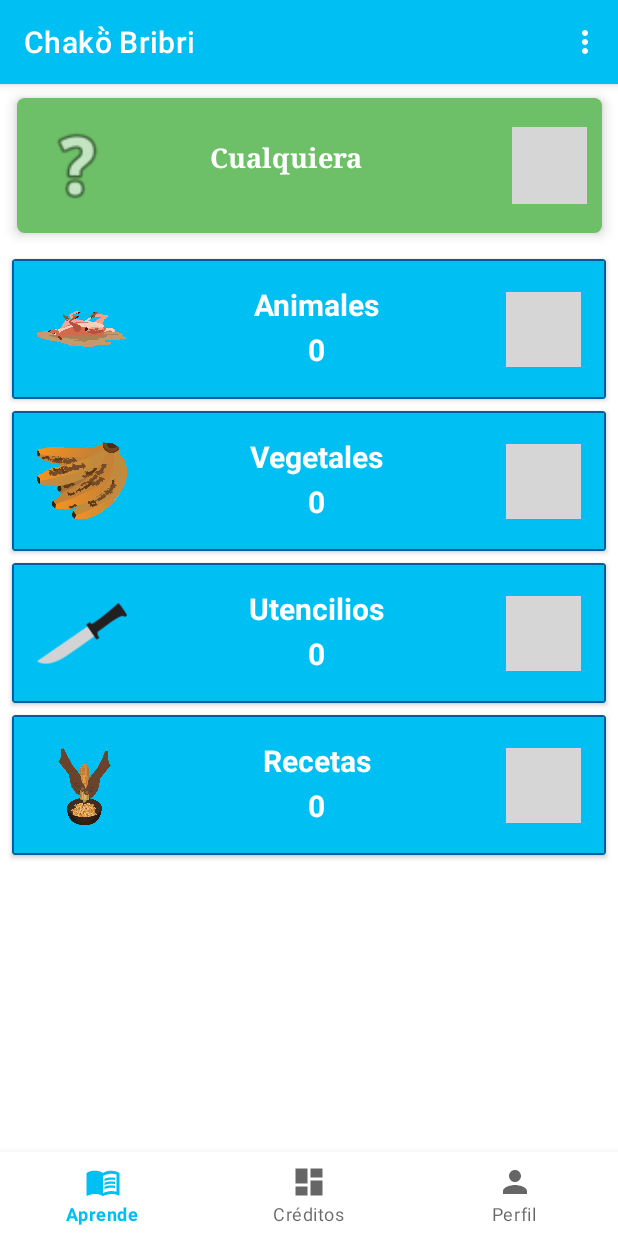
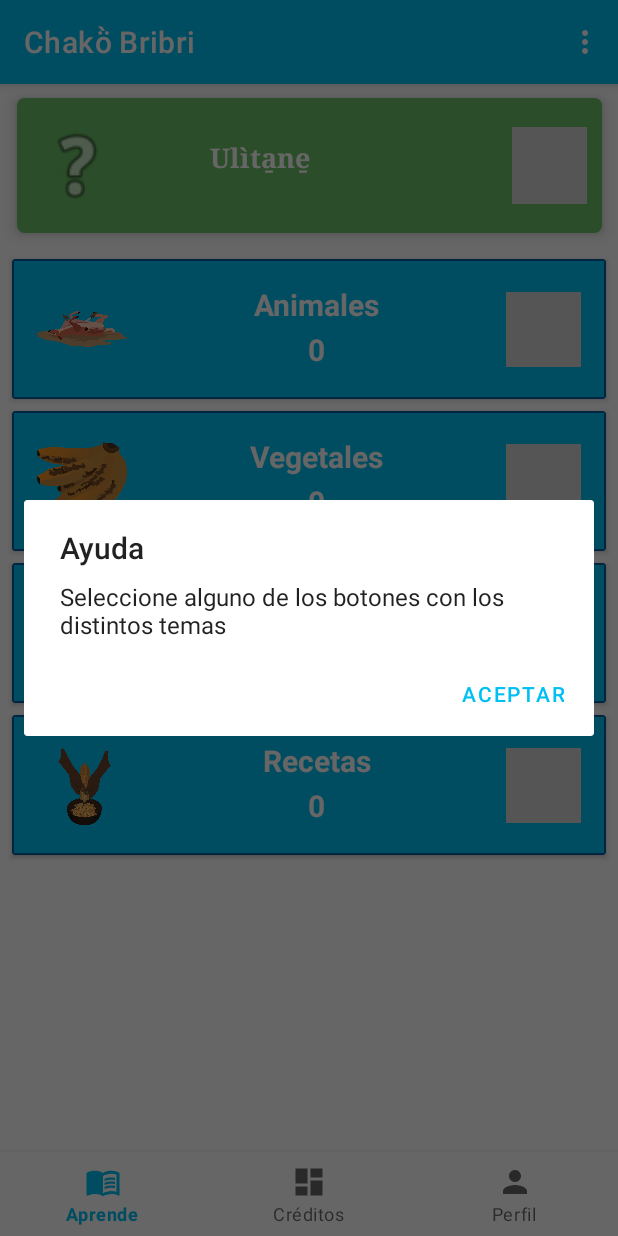
Before and after one commit to isabelafrr06/bribriUCR, an Android app: the screen it shows after launch (MainActivity), in the options menu, after a tap on "Ayuda", on a phone screen of 412 x 824 dp. Run offline under Robolectric (Android 15) with nearby library versions, the phone set to English and light mode, and no system bars.

Commit message:
Comments, warnings fixed

```diff
--- a/app/src/main/java/com/example/bribriucr/MainActivity.kt
+++ b/app/src/main/java/com/example/bribriucr/MainActivity.kt
@@ -5,7 +5,6 @@ import android.content.Intent
 import android.content.res.Configuration
 import android.database.sqlite.SQLiteDatabase
 import android.os.Bundle
-import android.util.Log
 import android.view.Menu
 import android.view.MenuItem
 import androidx.appcompat.app.AlertDialog
@@ -20,12 +19,19 @@ import com.example.bribriucr.ui.home.HomeModel
 import com.example.bribriucr.ui.profile.FragmentProfile
 import com.google.android.material.bottomnavigation.BottomNavigationView
 import java.util.Locale
-
+/**
+ * The main activity class for the application. This class handles the overall application flow,
+ * navigation, and fragment management.
+ */
 class MainActivity : AppCompatActivity() {
 
     // Binding for accessing views in the layout
     private lateinit var binding: ActivityMainBinding
-
+    /**
+     * onCreate function is called when the activity is first created.
+     *
+     * @param savedInstanceState Bundle containing the data of the previous instance (if any).
+     */
     override fun onCreate(savedInstanceState: Bundle?) {
         super.onCreate(savedInstanceState)
         val dbHelper = DbHelper(this)
@@ -43,20 +49,22 @@ class MainActivity : AppCompatActivity() {
         // ---- Navigation setup ----
         val navView: BottomNavigationView = binding.navView
         navView.post {
-            navView.setOnItemSelectedListener { it ->
+            navView.setOnItemSelectedListener {
                 when (it.itemId) {
                     R.id.navigation_home -> replaceFragment(HomeFragment(homeModel, this))
                     R.id.navigation_profile -> replaceFragment(FragmentProfile(dbHelper))
                     R.id.navigation_dashboard -> replaceFragment(DashboardFragment(dbHelper))
                     else -> {
-                        // Handle other navigation items (optional)
+                        // Handle other navigation items
                     }
                 }
                 true
             }
         }
     }
-
+    /**
+     * Function to display a dialog for language selection and update the application locale.
+     */
     private fun changeLanguage() {
         val listLang = arrayOf("Español", "Bribri")
         val mBuilder = AlertDialog.Builder(this)
@@ -77,11 +85,15 @@ class MainActivity : AppCompatActivity() {
         val mDialog = mBuilder.create()
         mDialog.show()
     }
-
+    /**
+     * Function to set the application locale based on the provided language code.
+     *
+     * @param lang The language code (e.g., "es" for Spanish).
+     */
     private fun setLocale(lang: String) {
         val locale = Locale(lang)
         Locale.setDefault(locale)
-        Log.d("MainActivity", "Locale changed to: $locale")
+        // Log.d("MainActivity", "Locale changed to: $locale")
         val config = Configuration()
         config.setLocale(locale)
         baseContext.resources.updateConfiguration(config, baseContext.resources.displayMetrics)
@@ -94,7 +106,11 @@ class MainActivity : AppCompatActivity() {
         finish()  // Finish the current activity
         startActivity(intent)  // Start a new instance of MainActivity
     }
-
+    /**
+     * Function to replace the fragment container with a new fragment.
+     *
+     * @param fragment The fragment to be displayed.
+     */
     private fun replaceFragment(fragment: Fragment) {
         val fragmentManager = supportFragmentManager
         val fragmentTransaction = fragmentManager.beginTransaction()
@@ -114,8 +130,33 @@ class MainActivity : AppCompatActivity() {
                 changeLanguage()
                 return true
             }
+            R.id.navigation_help -> {
+                showHelp()
+                return true
+            }
+            R.id.navigation_close -> {
+                closeApp()
+                return true
+            }
             // ... other menu items
         }
         return super.onOptionsItemSelected(menuItem)
     }
+    /**
+     * Function to terminate the activity, effectively closing the application.
+     */
+    private fun closeApp() {
+        finish()
+    }
+    /**
+     * Function to display a simple help dialog with application information.
+     */
+    private fun showHelp() {
+        val mBuilder = AlertDialog.Builder(this)
+        mBuilder.setTitle("Ayuda")
+        mBuilder.setMessage("Seleccione alguno de los botones con los distintos temas")
+        mBuilder.setPositiveButton("Aceptar", null)
+        val dialog = mBuilder.create()
+        dialog.show()
+    }
 }
--- a/app/src/main/java/com/example/bribriucr/db/DbHelper.kt
+++ b/app/src/main/java/com/example/bribriucr/db/DbHelper.kt
@@ -16,7 +16,12 @@ import java.io.BufferedReader
 import java.io.IOException
 import java.io.InputStream
 import java.io.InputStreamReader
-
+/**
+ * Helper class for managing the application's database interactions.
+ *
+ * This class handles creating tables, inserting data, retrieving data, and
+ * upgrading the database schema when necessary.
+ */
 class DbHelper(context: Context) :
     SQLiteOpenHelper(context, DATABASE_NAME, null, DATABASE_VERSION) {
     companion object {
@@ -32,19 +37,27 @@ class DbHelper(context: Context) :
         private const val ColumnaCategoria = "NombreCategoria"
     }
 
-    val ctx: Context = context
+    private val ctx: Context = context
     // Table creation statements
-    val create_TablaPalabra =
+    val createTablapalabra =
         "CREATE TABLE $Tabla_Palabra( IdPalabra INTEGER PRIMARY KEY AUTOINCREMENT, " +
                 "$ColumnaNombre TEXT NOT NULL, " +
                 "$ColumnaImagen TEXT NOT NULL, " +
                 "$ColumnaAudio TEXT NOT NULL, " +
                 "NombreCategoria TEXT, " +
                 "CONSTRAINT FKCATEGORIA FOREIGN KEY(NombreCategoria) REFERENCES $Tabla_Categoria(NombreCategoria));"
-    val create_TablaCategoriasReceta =
+    val createTablaCategoriasReceta =
         "CREATE TABLE $Tabla_Categoria( IdCategoria INTEGER PRIMARY KEY AUTOINCREMENT," +
                 "NombreCategoria TEXT NOT NULL, ImagenCategoria TEXT, PorcentajeCategoria INTEGER);"
-
+    /**
+     * Inserts a new food item into the database.
+     *
+     * @param db The writable database instance.
+     * @param nombre The name of the food item.
+     * @param rutaImagen The path to the image resource for the food item.
+     * @param rutaAudio The path to the audio resource for the food item.
+     * @return True if the insertion was successful, false otherwise.
+     */
     private fun insertarAlimento(db: SQLiteDatabase, nombre: String, rutaImagen: String,
                                  rutaAudio: String): Boolean {
 
@@ -58,6 +71,16 @@ class DbHelper(context: Context) :
         // Return true if insertion succeeded (row ID greater than 0), false otherwise
         return inserted != -1L
     }
+    /**
+     * Inserts a new step into the database.
+     *
+     * @param db The writable database instance.
+     * @param nombre The name of the step.
+     * @param texto The description of the step.
+     * @param rutaImagen The path to the image resource for the step.
+     * @param rutaAudio The path to the audio resource for the step.
+     * @return True if the insertion was successful, false otherwise.
+     */
     private fun insertarPaso(
         db:SQLiteDatabase,
         nombre: String,
@@ -77,10 +100,13 @@ class DbHelper(context: Context) :
     }
 
     /**
-     * Metodo encargado de formular una sentencia SQL para este quede almacenado en la base de datos
-     * @param nombre, el nombre del utencilio por insertar
-     * @param rutaImagen, contiene la ruta de la ubicacion de la imagen en los archivos de la aplicacion
-     * @param rutaAudio, contiene la ruta de la ubicacion de los audios en los archivos de la aplicacion
+     * Inserts a new utensil into the database.
+     *
+     * @param db The writable database instance.
+     * @param nombre The name of the utensil.
+     * @param rutaImagen The path to the image resource for the utensil.
+     * @param rutaAudio The path to the audio resource for the utensil.
+     * @return True if the insertion was successful, false otherwise.
      */
     fun insertarUtensilio(db: SQLiteDatabase, nombre: String, rutaImagen: String, rutaAudio: String): Boolean {
         val values = ContentValues().apply {
@@ -94,9 +120,17 @@ class DbHelper(context: Context) :
         return inserted != -1L
     }
 
+    /**
+     * Called when the database is first created.
+     *
+     * This method creates the tables for storing words (food items, utensils, steps) and categories.
+     * It also inserts initial category data from the "recetario.json" asset file.
+     *
+     * @param sqLiteDatabase The database instance.
+     */
     override fun onCreate(sqLiteDatabase: SQLiteDatabase) {
-        sqLiteDatabase.execSQL(create_TablaCategoriasReceta)
-        sqLiteDatabase.execSQL(create_TablaPalabra)
+        sqLiteDatabase.execSQL(createTablaCategoriasReceta)
+        sqLiteDatabase.execSQL(createTablapalabra)
         sqLiteDatabase.beginTransaction()  // Start a transaction for efficiency
         try {
             val insertStatement = "INSERT INTO $Tabla_Categoria (NombreCategoria, ImagenCategoria) VALUES (?, ?)"
@@ -184,22 +218,40 @@ class DbHelper(context: Context) :
             }
         }
     }
+    /**
+     * Called when the database needs to be upgraded.
+     *
+     * This method drops the existing table and recreates it with the new schema.
+     *
+     * @param sqLiteDatabase The database instance.
+     * @param oldVersion The old version number of the database.
+     * @param newVersion The new version number of the database.
+     */
     override fun onUpgrade(sqLiteDatabase: SQLiteDatabase, oldVersion: Int, newVersion: Int) {
         sqLiteDatabase.execSQL("DROP TABLE IF EXISTS $Tabla_Palabra")
         onCreate(sqLiteDatabase)
     }
 
+    /* Inserts a new word (food item, utensil, step) into the database.
+    *
+    * @param palabra The word object containing information to insert.
+    */
     fun insertarPalabra(palabra: Palabra ){
         val db = writableDatabase
         val values = ContentValues().apply {
-            put(ColumnaNombre, palabra.NombrePalabra)
-            put(ColumnaImagen, palabra.RutaImagen)
-            put(ColumnaAudio, palabra.RutaAudio)
+            put(ColumnaNombre, palabra.nombrePalabra)
+            put(ColumnaImagen, palabra.rutaImagen)
+            put(ColumnaAudio, palabra.rutaAudio)
         }
         db.insert(Tabla_Palabra, null, values)
         db.close()
     }
-
+    /**
+     * Retrieves all categories from the database.
+     *
+     * @param sqLiteDatabase The database instance.
+     * @return A list of `Categoria` objects representing all categories.
+     */
     fun getCategorias(sqLiteDatabase: SQLiteDatabase): ArrayList<Categoria> {
         val query = "select * from $Tabla_Categoria;"
         val cursor: Cursor = sqLiteDatabase.rawQuery(query, null)
--- a/app/src/main/java/com/example/bribriucr/ui/TopicCardAdapter.kt
+++ b/app/src/main/java/com/example/bribriucr/ui/TopicCardAdapter.kt
@@ -1,11 +1,9 @@
 package com.example.bribriucr.ui
 
 import android.content.Context
-import android.graphics.BitmapFactory
 import android.view.View
 import android.widget.ImageView
 import android.widget.TextView
-import androidx.cardview.widget.CardView
 import androidx.recyclerview.widget.RecyclerView
 import com.example.bribriucr.R
 import android.view.LayoutInflater
@@ -14,7 +12,7 @@ import android.view.ViewGroup
 class TopicCardAdapter(val topicCard: List<TopicCard>, private val context: Context,):
     RecyclerView.Adapter<TopicCardAdapter.ItemViewHolder>() {
 
-    override fun onCreateViewHolder(parent: ViewGroup, viewType: Int): TopicCardAdapter.ItemViewHolder {
+    override fun onCreateViewHolder(parent: ViewGroup, viewType: Int): ItemViewHolder {
         val vista = LayoutInflater.from(parent.context).inflate(R.layout.card_topic, parent, false)
         return ItemViewHolder(vista)}
 
@@ -39,10 +37,6 @@ class TopicCardAdapter(val topicCard: List<TopicCard>, private val context: Cont
         return topicCard.size
     }
 
-    override fun onAttachedToRecyclerView(recyclerView: RecyclerView) {
-        super.onAttachedToRecyclerView(recyclerView)
-    }
-
     class ItemViewHolder(itemView: View) : RecyclerView.ViewHolder(itemView) {
         var itemName: TextView = itemView.findViewById(R.id.item_name)
         var itemPercentage: TextView = itemView.findViewById(R.id.percentage)
--- a/app/src/main/java/com/example/bribriucr/ui/home/HomeFragment.kt
+++ b/app/src/main/java/com/example/bribriucr/ui/home/HomeFragment.kt
@@ -17,8 +17,7 @@ class HomeFragment(private val homeModel: HomeModel, context: Context) : Fragmen
     private var _binding: FragmentHomeBinding? = null
     private val listaTemas = ArrayList<TopicCard>()
     private val adapter = TopicCardAdapter(listaTemas, context)
-    // This property is only valid between onCreateView and
-    // onDestroyView.
+    // This property is only valid between onCreateView and onDestroyView.
     private val binding get() = _binding!!
 
     override fun onCreateView(
--- a/app/src/main/java/com/example/bribriucr/ui/home/HomeModel.kt
+++ b/app/src/main/java/com/example/bribriucr/ui/home/HomeModel.kt
@@ -15,6 +15,5 @@ class HomeModel(private val dbHelper: DbHelper) {
         val rawTopics = dbHelper.getCategorias(db)
         // Convert raw data to TopicCard objects if data exists
         return rawTopics.map { TopicCard(it.nombreCategoria, it.rutaImagen, it.porcentaje.toString()) }
-            ?: emptyList()
     }
 }
--- a/app/src/main/res/menu/top_menu.xml
+++ b/app/src/main/res/menu/top_menu.xml
@@ -8,4 +8,8 @@
         android:id="@+id/navigation_help"
         android:title="@string/ayuda"
         app:showAsAction="never"/>
+    <item
+        android:id="@+id/navigation_close"
+        android:title="@string/salir"
+        app:showAsAction="never"/>
 </menu>
--- a/app/src/main/res/values/strings.xml
+++ b/app/src/main/res/values/strings.xml
@@ -12,12 +12,13 @@
     <string name="alimento">Alimento</string>
     <string name="paso">Paso</string>
     <string name="utencilio">Utencilio</string>
-    <string name="aleatorio">Cualquiera</string>
+    <string name="aleatorio">Ulìta̱ne̱</string>
     <string name="creditos">Créditos</string>
     <string name="imagen">Imagen</string>
     <string name="nombre">Nombre</string>
     <string name="item">Item</string>
     <string name="flecha_derecha"><![CDATA[>]]></string>
-    <string name="idioma">Idioma</string>
+    <string name="idioma">Ujtö̀</string>
     <string name="ayuda">Ayuda</string>
+    <string name="salir">Salir</string>
 </resources>
```
Also changed, not shown: app/src/main/java/com/example/bribriucr/Palabra.kt (+4 -4 lines), 1 other file.
